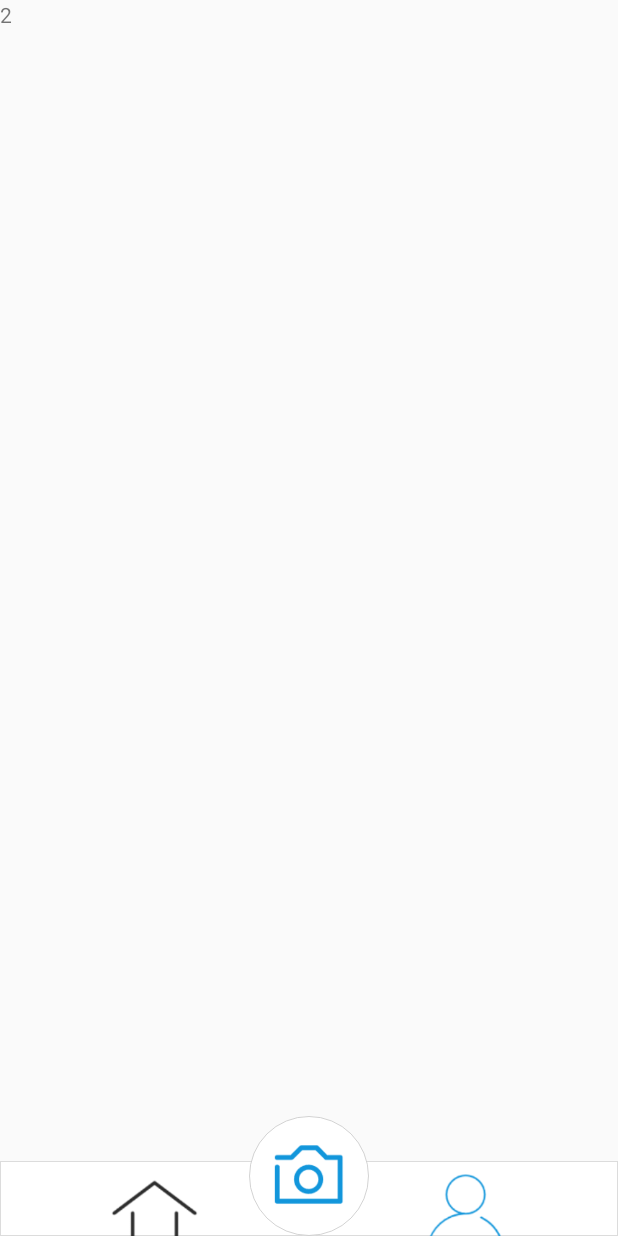
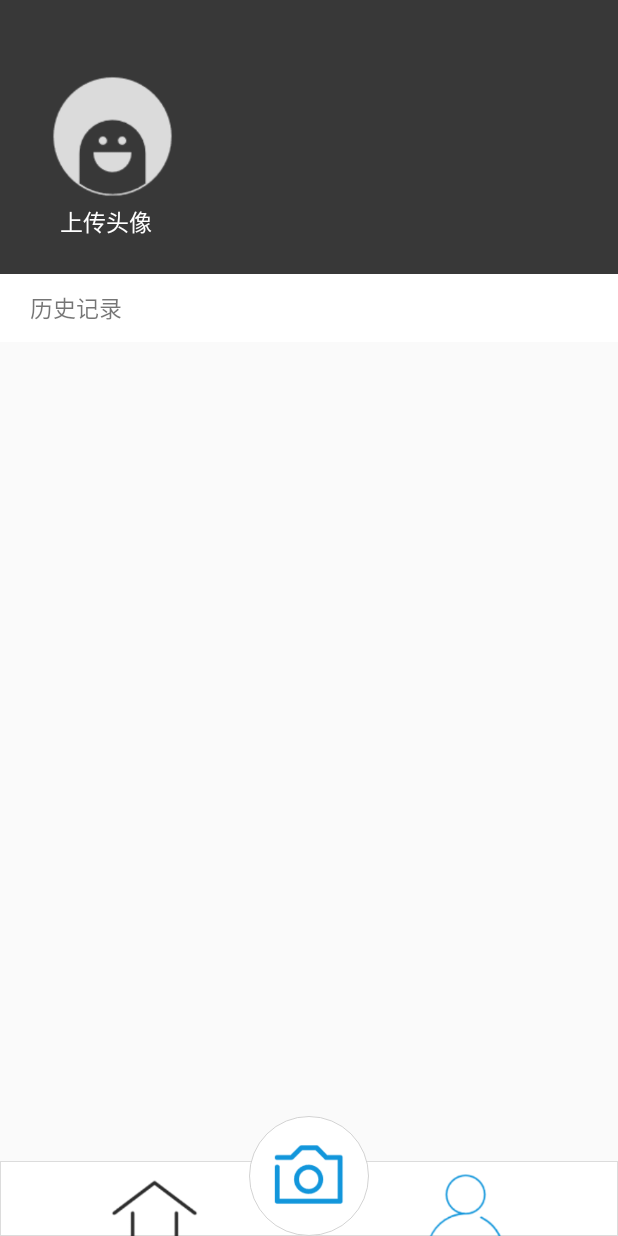
Before and after one commit to wild3h/rubbish, an Android app: the screen it shows after launch (MainActivity), after a tap on "我的", on a phone screen of 412 x 824 dp. Run offline under Robolectric (Android 15) with nearby library versions, the phone set to English and light mode, and no system bars.

Commit message:
增加了历史搜索样例

```diff
--- a/app/src/main/AndroidManifest.xml
+++ b/app/src/main/AndroidManifest.xml
@@ -23,6 +23,7 @@
             </intent-filter>
         </activity>
         <activity android:name=".MyCameraActivity"></activity>
+        <activity android:name=".HistoryActivity"></activity>
     </application>
 
 </manifest>
--- a/app/src/main/java/com/wsf/rubbish/MainActivity.java
+++ b/app/src/main/java/com/wsf/rubbish/MainActivity.java
@@ -55,6 +55,7 @@ public class MainActivity extends Permission implements View.OnClickListener{
     private ImageView searchButton;
     private EditText textName;
     private ListView listView;
+    private TextView history;
     // 滚动条初始偏移量
     private int offset = 0;
     // 当前页编号
@@ -139,6 +140,15 @@ public class MainActivity extends Permission implements View.OnClickListener{
                                     return true;
                                 }
                                 return false;
+                            }
+                        });
+                        break;
+                    case 1:
+                        history.setOnClickListener(new View.OnClickListener() {
+                            @Override
+                            public void onClick(View v) {
+                                Intent intent=new Intent(MainActivity.this,HistoryActivity.class);
+                                startActivity(intent);
                             }
                         });
                         break;
@@ -293,5 +303,6 @@ public class MainActivity extends Permission implements View.OnClickListener{
         pageview.add(view2);
 
         listView=(ListView) pageview.get(0).findViewById(R.id.listview);
+        history=(TextView) pageview.get(1).findViewById(R.id.history);
     }
 }
--- /dev/null
+++ b/app/src/main/res/drawable/bottom_line.xml
@@ -0,0 +1,14 @@
+<layer-list xmlns:android="http://schemas.android.com/apk/res/android">
+    <!-- This is the main color -->
+    <item>
+        <shape>
+            <solid android:color="#ffa8abad" />
+        </shape>
+    </item>
+    <!-- This is the line -->
+    <item android:bottom="0.5dp">
+        <shape>
+            <solid android:color="#FFFFFF" />
+        </shape>
+    </item>
+</layer-list>
--- a/app/src/main/res/layout/my.xml
+++ b/app/src/main/res/layout/my.xml
@@ -1,11 +1,47 @@
 <?xml version="1.0" encoding="utf-8"?>
 <LinearLayout xmlns:android="http://schemas.android.com/apk/res/android"
-    android:orientation="vertical" android:layout_width="match_parent"
+    android:orientation="vertical"
+    android:layout_width="match_parent"
     android:layout_height="match_parent">
 
-    <TextView
-        android:id="@+id/textView2"
+    <RelativeLayout
         android:layout_width="match_parent"
-        android:layout_height="wrap_content"
-        android:text="2" />
+        android:layout_height="0dp"
+        android:layout_weight="2"
+        android:background="#383838">
+
+        <ImageView
+            android:id="@+id/icon"
+            android:layout_width="90dp"
+            android:layout_height="90dp"
+            android:layout_centerVertical="true"
+            android:layout_marginLeft="30dp"
+            android:layout_marginTop="50dp"
+            android:src="@mipmap/upload_img" />
+
+        <TextView
+            android:layout_width="wrap_content"
+            android:layout_height="wrap_content"
+            android:text="上传头像"
+            android:textColor="#FFFFFF"
+            android:textSize="15sp"
+            android:layout_below="@id/icon"
+            android:layout_marginLeft="40dp"/>
+    </RelativeLayout>
+    <RelativeLayout
+        android:id="@+id/setup"
+        android:layout_width="match_parent"
+        android:layout_height="0dp"
+        android:layout_weight="7">
+
+        <TextView
+            android:id="@+id/history"
+            android:layout_width="match_parent"
+            android:layout_height="45dp"
+            android:background="@drawable/bottom_line"
+            android:gravity="center_vertical"
+            android:paddingLeft="20dp"
+            android:text="历史记录"
+            android:textSize="15sp" />
+    </RelativeLayout>
 </LinearLayout>
--- a/build.gradle
+++ b/build.gradle
@@ -7,7 +7,7 @@ buildscript {
 
     }
     dependencies {
-        classpath 'com.android.tools.build:gradle:3.5.1'
+        classpath 'com.android.tools.build:gradle:3.5.2'
 
         // NOTE: Do not place your application dependencies here; they belong
         // in the individual module build.gradle files
```
Also changed, not shown: app/src/main/java/com/wsf/rubbish/HistoryActivity.java (added, +14 -0 lines), app/src/main/res/layout/history.xml (added, +43 -0 lines), app/src/main/res/mipmap-mdpi/setup.png (added), app/src/main/res/mipmap-mdpi/upload_img.png (added).
